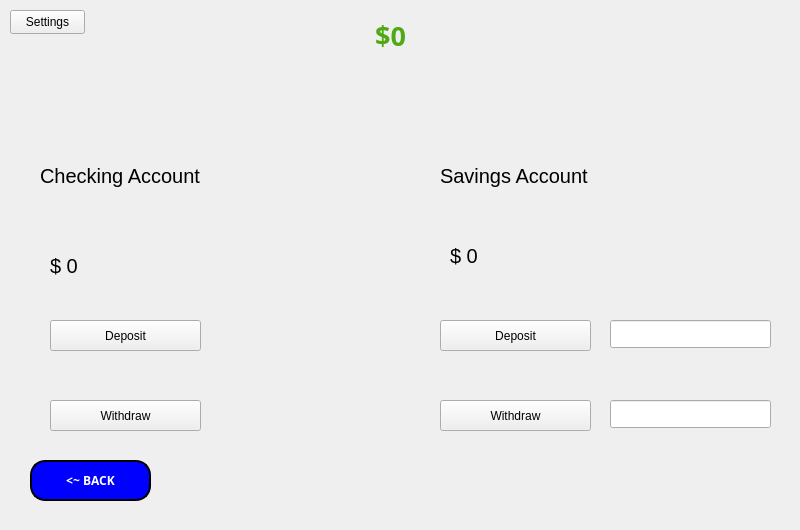
The window that mainwindow.ui (NandhiniRam2005/CS3505-Group-Assignment9-LifeInvestor) describes before a commit, drawn with Qt 5.
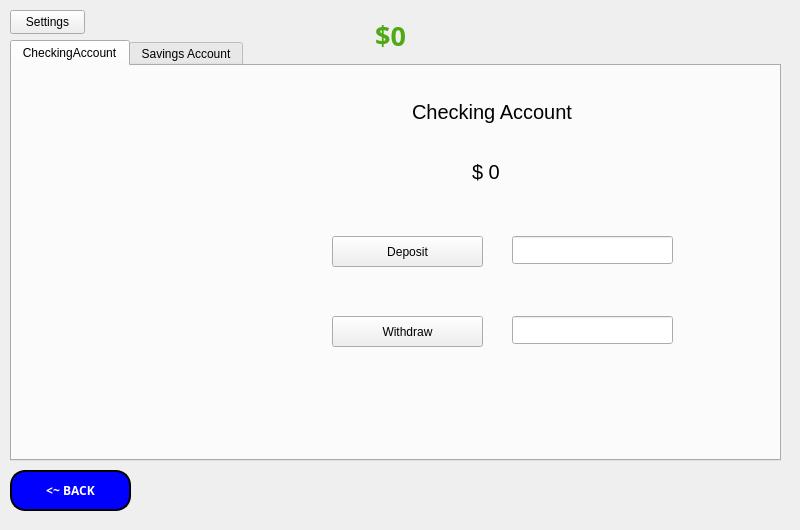
The same window after the commit. The open tabs and pages were chosen to show the change. Icons and pictures are not drawn.

Commit message: changed bank ui to using tabs

```diff
--- a/mainwindow.ui
+++ b/mainwindow.ui
@@ -2702,135 +2702,11 @@
      </widget>
     </widget>
     <widget class="QWidget" name="Bank">
-     <widget class="QLabel" name="checingAccountLabel">
-      <property name="geometry">
-       <rect>
-        <x>40</x>
-        <y>150</y>
-        <width>211</width>
-        <height>51</height>
-       </rect>
-      </property>
-      <property name="font">
-       <font>
-        <pointsize>15</pointsize>
-       </font>
-      </property>
-      <property name="text">
-       <string>Checking Account</string>
-      </property>
-     </widget>
-     <widget class="QLabel" name="savingAccountLabel">
-      <property name="geometry">
-       <rect>
-        <x>440</x>
-        <y>150</y>
-        <width>201</width>
-        <height>51</height>
-       </rect>
-      </property>
-      <property name="font">
-       <font>
-        <pointsize>15</pointsize>
-       </font>
-      </property>
-      <property name="text">
-       <string>Savings Account</string>
-      </property>
-     </widget>
-     <widget class="QLabel" name="checkingAccountAmount">
-      <property name="geometry">
-       <rect>
-        <x>50</x>
-        <y>250</y>
-        <width>63</width>
-        <height>31</height>
-       </rect>
-      </property>
-      <property name="font">
-       <font>
-        <pointsize>15</pointsize>
-       </font>
-      </property>
-      <property name="text">
-       <string>$ 0</string>
-      </property>
-     </widget>
-     <widget class="QLabel" name="savingsAccountAmount">
-      <property name="geometry">
-       <rect>
-        <x>450</x>
-        <y>240</y>
-        <width>151</width>
-        <height>31</height>
-       </rect>
-      </property>
-      <property name="font">
-       <font>
-        <pointsize>15</pointsize>
-       </font>
-      </property>
-      <property name="text">
-       <string>$ 0</string>
-      </property>
-     </widget>
-     <widget class="QPushButton" name="checkingDepositButton">
-      <property name="geometry">
-       <rect>
-        <x>50</x>
-        <y>320</y>
-        <width>151</width>
-        <height>31</height>
-       </rect>
-      </property>
-      <property name="text">
-       <string>Deposit</string>
-      </property>
-     </widget>
-     <widget class="QPushButton" name="savingsDepositButton">
-      <property name="geometry">
-       <rect>
-        <x>440</x>
-        <y>320</y>
-        <width>151</width>
-        <height>31</height>
-       </rect>
-      </property>
-      <property name="text">
-       <string>Deposit</string>
-      </property>
-     </widget>
-     <widget class="QPushButton" name="checkingWithdrawButton">
-      <property name="geometry">
-       <rect>
-        <x>50</x>
-        <y>400</y>
-        <width>151</width>
-        <height>31</height>
-       </rect>
-      </property>
-      <property name="text">
-       <string>Withdraw</string>
-      </property>
-     </widget>
-     <widget class="QPushButton" name="savingsWithdrawButton">
-      <property name="geometry">
-       <rect>
-        <x>440</x>
-        <y>400</y>
-        <width>151</width>
-        <height>31</height>
-       </rect>
-      </property>
-      <property name="text">
-       <string>Withdraw</string>
-      </property>
-     </widget>
      <widget class="QPushButton" name="bankBackButton">
       <property name="geometry">
        <rect>
-        <x>30</x>
-        <y>460</y>
+        <x>10</x>
+        <y>470</y>
         <width>121</width>
         <height>41</height>
        </rect>
@@ -2876,25 +2752,192 @@
        <string>&lt;~ BACK</string>
       </property>
      </widget>
-     <widget class="QLineEdit" name="savingsDepositInput">
+     <widget class="QTabWidget" name="tabWidget">
       <property name="geometry">
        <rect>
-        <x>610</x>
-        <y>320</y>
-        <width>161</width>
-        <height>28</height>
+        <x>10</x>
+        <y>40</y>
+        <width>771</width>
+        <height>421</height>
        </rect>
       </property>
-     </widget>
-     <widget class="QLineEdit" name="savingsWithdrawInput">
-      <property name="geometry">
-       <rect>
-        <x>610</x>
-        <y>400</y>
-        <width>161</width>
-        <height>28</height>
-       </rect>
+      <property name="currentIndex">
+       <number>0</number>
       </property>
+      <widget class="QWidget" name="checkingTab">
+       <attribute name="title">
+        <string>CheckingAccount</string>
+       </attribute>
+       <widget class="QLabel" name="checingAccountLabel">
+        <property name="geometry">
+         <rect>
+          <x>400</x>
+          <y>20</y>
+          <width>211</width>
+          <height>51</height>
+         </rect>
+        </property>
+        <property name="font">
+         <font>
+          <pointsize>15</pointsize>
+         </font>
+        </property>
+        <property name="text">
+         <string>Checking Account</string>
+        </property>
+       </widget>
+       <widget class="QLabel" name="checkingAccountAmount">
+        <property name="geometry">
+         <rect>
+          <x>460</x>
+          <y>90</y>
+          <width>63</width>
+          <height>31</height>
+         </rect>
+        </property>
+        <property name="font">
+         <font>
+          <pointsize>15</pointsize>
+         </font>
+        </property>
+        <property name="text">
+         <string>$ 0</string>
+        </property>
+       </widget>
+       <widget class="QPushButton" name="checkingDepositButton">
+        <property name="geometry">
+         <rect>
+          <x>320</x>
+          <y>170</y>
+          <width>151</width>
+          <height>31</height>
+         </rect>
+        </property>
+        <property name="text">
+         <string>Deposit</string>
+        </property>
+       </widget>
+       <widget class="QPushButton" name="checkingWithdrawButton">
+        <property name="geometry">
+         <rect>
+          <x>320</x>
+          <y>250</y>
+          <width>151</width>
+          <height>31</height>
+         </rect>
+        </property>
+        <property name="text">
+         <string>Withdraw</string>
+        </property>
+       </widget>
+       <widget class="QLineEdit" name="checkingDepositInput">
+        <property name="geometry">
+         <rect>
+          <x>500</x>
+          <y>170</y>
+          <width>161</width>
+          <height>28</height>
+         </rect>
+        </property>
+       </widget>
+       <widget class="QLineEdit" name="checingWithdrawInput">
+        <property name="geometry">
+         <rect>
+          <x>500</x>
+          <y>250</y>
+          <width>161</width>
+          <height>28</height>
+         </rect>
+        </property>
+       </widget>
+      </widget>
+      <widget class="QWidget" name="savingsTab">
+       <attribute name="title">
+        <string>Savings Account</string>
+       </attribute>
+       <widget class="QLabel" name="savingAccountLabel">
+        <property name="geometry">
+         <rect>
+          <x>330</x>
+          <y>30</y>
+          <width>201</width>
+          <height>51</height>
+         </rect>
+        </property>
+        <property name="font">
+         <font>
+          <pointsize>15</pointsize>
+         </font>
+        </property>
+        <property name="text">
+         <string>Savings Account</string>
+        </property>
+       </widget>
+       <widget class="QLabel" name="savingsAccountAmount">
+        <property name="geometry">
+         <rect>
+          <x>380</x>
+          <y>100</y>
+          <width>151</width>
+          <height>31</height>
+         </rect>
+        </property>
+        <property name="font">
+         <font>
+          <pointsize>15</pointsize>
+         </font>
+        </property>
+        <property name="text">
+         <string>$ 0</string>
+        </property>
+       </widget>
+       <widget class="QPushButton" name="savingsDepositButton">
+        <property name="geometry">
+         <rect>
+          <x>270</x>
+          <y>180</y>
+          <width>151</width>
+          <height>31</height>
+         </rect>
+        </property>
+        <property name="text">
+         <string>Deposit</string>
+        </property>
+       </widget>
+       <widget class="QPushButton" name="savingsWithdrawButton">
+        <property name="geometry">
+         <rect>
+          <x>270</x>
+          <y>240</y>
+          <width>151</width>
+          <height>31</height>
+         </rect>
+        </property>
+        <property name="text">
+         <string>Withdraw</string>
+        </property>
+       </widget>
+       <widget class="QLineEdit" name="savingsDepositInput">
+        <property name="geometry">
+         <rect>
+          <x>440</x>
+          <y>180</y>
+          <width>161</width>
+          <height>28</height>
+         </rect>
+        </property>
+       </widget>
+       <widget class="QLineEdit" name="savingsWithdrawInput">
+        <property name="geometry">
+         <rect>
+          <x>440</x>
+          <y>240</y>
+          <width>161</width>
+          <height>28</height>
+         </rect>
+        </property>
+       </widget>
+      </widget>
      </widget>
     </widget>
     <widget class="QWidget" name="Loans">
```
Left out of the diff: 2 changed lines with no effect on the pictures.
